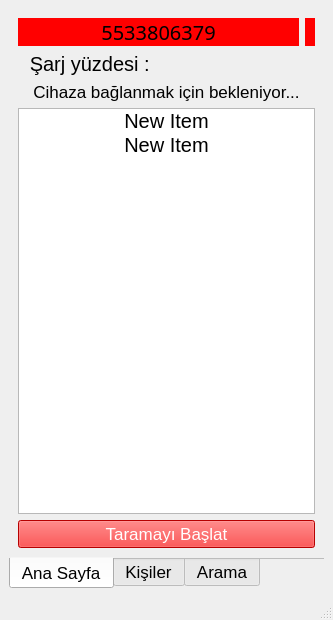
First picture: the form in MobileAppE/mainwindow.ui, repository TalhaYolcu/Qt-Knowledge, before the edit.
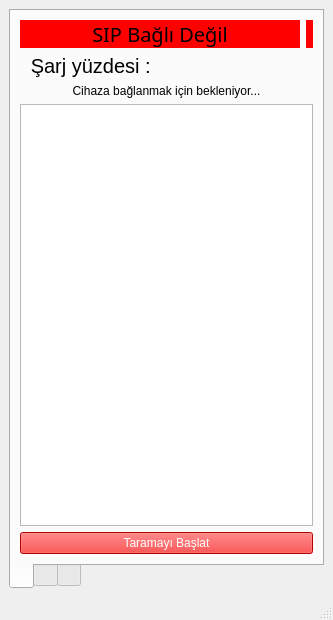
Second picture: the form after the edit. The open tabs and pages were chosen to show the change. Icons and pictures are not drawn.

What changed in the file:
```diff
--- a/MobileAppE/mainwindow.ui
+++ b/MobileAppE/mainwindow.ui
@@ -55,16 +55,36 @@
        <enum>Qt::LeftToRight</enum>
       </property>
       <property name="styleSheet">
-       <string notr="true">font:13pt;</string>
+       <string notr="true">font:13pt;
+
+QTabBar::tab:!selected
+{
+
+
+    background:rgb(75,75,75);
+    border: 2px solid rgb(85,85,85);
+    border-bottom-style: none;
+    border-top-left-radius:     4px;
+    border-top-right-radius:    4px;
+    border-bottom-right-radius: 0px;
+    border-bottom-left-radius:  0px;
+    padding: 6px 10px 4px 10px;
+    margin: 4px 0px 0px 0px;
+};
+
+QTabBar::tab{padding-left:40px;height:30px;};</string>
       </property>
       <property name="tabPosition">
        <enum>QTabWidget::South</enum>
       </property>
       <property name="currentIndex">
-       <number>1</number>
+       <number>2</number>
+      </property>
+      <property name="elideMode">
+       <enum>Qt::ElideNone</enum>
       </property>
       <property name="documentMode">
-       <bool>true</bool>
+       <bool>false</bool>
       </property>
       <widget class="QWidget" name="homePageTab">
        <property name="contextMenuPolicy">
@@ -81,9 +101,12 @@
          <normaloff>:/Icons/home.png</normaloff>:/Icons/home.png</iconset>
        </attribute>
        <attribute name="title">
-        <string>Ana Sayfa</string>
+        <string/>
        </attribute>
-       <layout class="QHBoxLayout" name="horizontalLayout">
+       <layout class="QHBoxLayout" name="horizontalLayout" stretch="0">
+        <property name="topMargin">
+         <number>9</number>
+        </property>
         <item>
          <layout class="QVBoxLayout" name="verticalLayout_3">
           <item>
@@ -103,7 +126,7 @@
                <string notr="true">background: red ; font : 15pt bold;</string>
               </property>
               <property name="text">
-               <string>5533806379</string>
+               <string>SIP Bağlı Değil</string>
               </property>
               <property name="alignment">
                <set>Qt::AlignCenter</set>
@@ -185,22 +208,6 @@
             <property name="itemAlignment">
              <set>Qt::AlignCenter</set>
             </property>
-            <item>
-             <property name="text">
-              <string>New Item</string>
-             </property>
-             <property name="textAlignment">
-              <set>AlignCenter</set>
-             </property>
-            </item>
-            <item>
-             <property name="text">
-              <string>New Item</string>
-             </property>
-             <property name="textAlignment">
-              <set>AlignCenter</set>
-             </property>
-            </item>
            </widget>
           </item>
           <item>
@@ -223,7 +230,7 @@
          <normaloff>:/Icons/contact.png</normaloff>:/Icons/contact.png</iconset>
        </attribute>
        <attribute name="title">
-        <string>Kişiler</string>
+        <string/>
        </attribute>
        <layout class="QGridLayout" name="gridLayout_4">
         <item row="0" column="0">
@@ -253,7 +260,7 @@
          <normaloff>:/Icons/telephone.png</normaloff>:/Icons/telephone.png</iconset>
        </attribute>
        <attribute name="title">
-        <string>Arama</string>
+        <string/>
        </attribute>
        <layout class="QGridLayout" name="gridLayout_5">
         <item row="0" column="0">
```
Left out of the diff: 20 changed lines with no effect on the pictures.
